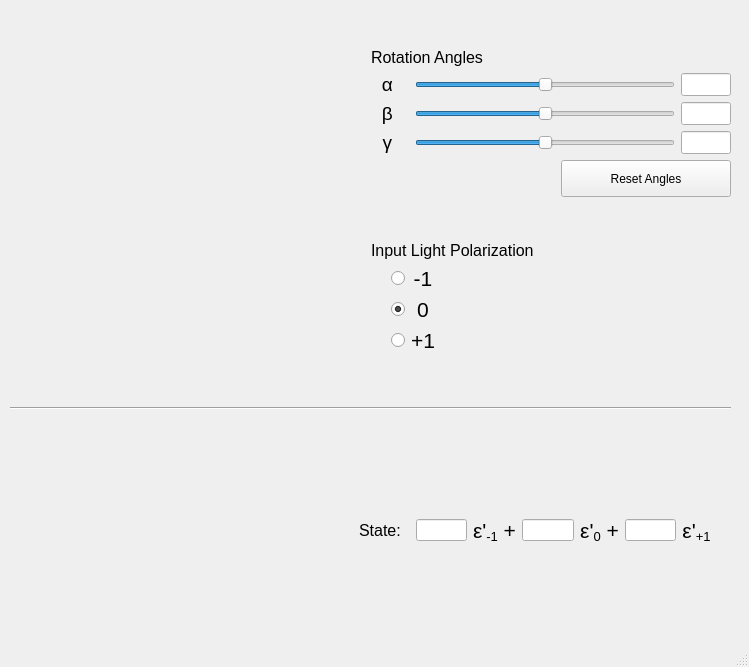
Qt form Visualizer.ui (bdsmith147/PolarizationRotationVisualizer) before a commit.
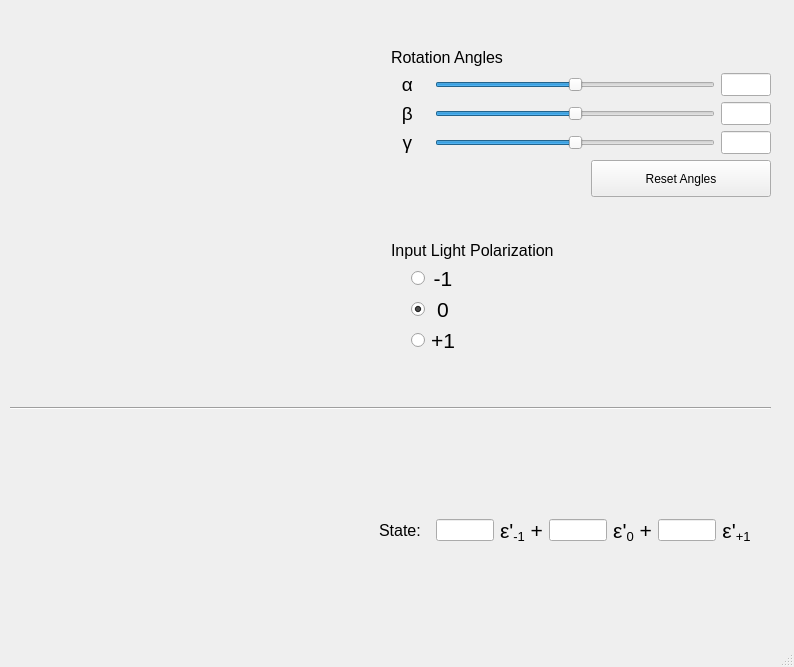
The same form after that commit.

Commit message: Widget functionality working.

```diff
--- a/Visualizer.ui
+++ b/Visualizer.ui
@@ -6,7 +6,7 @@
    <rect>
     <x>0</x>
     <y>0</y>
-    <width>749</width>
+    <width>794</width>
     <height>667</height>
    </rect>
   </property>
@@ -19,7 +19,7 @@
      <rect>
       <x>10</x>
       <y>10</y>
-      <width>721</width>
+      <width>761</width>
       <height>381</height>
      </rect>
     </property>
@@ -441,7 +441,7 @@
      <rect>
       <x>10</x>
       <y>420</y>
-      <width>721</width>
+      <width>761</width>
       <height>221</height>
      </rect>
     </property>
@@ -590,7 +590,7 @@
      <rect>
       <x>10</x>
       <y>400</y>
-      <width>721</width>
+      <width>761</width>
       <height>16</height>
      </rect>
     </property>
```
Left out of the diff: 4 changed lines with no effect on the pictures. The commit also changes 1 other file.
